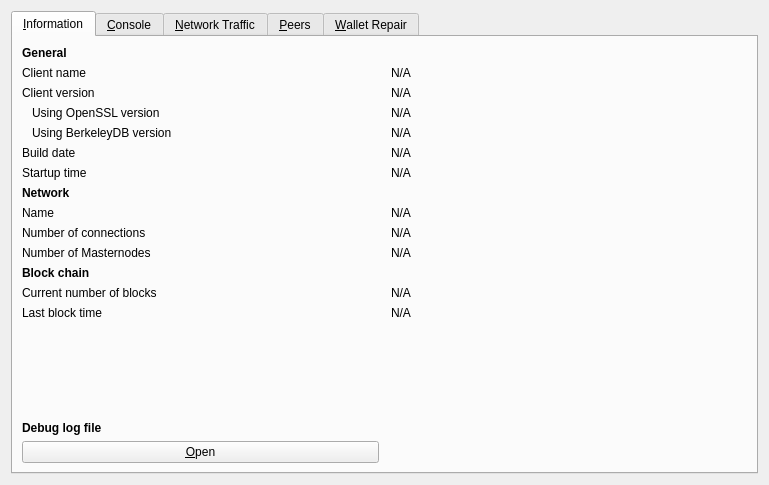
The window that src/qt/forms/rpcconsole.ui (KABBERRY/Kabberry-Coin) describes before a commit, drawn with Qt 5.
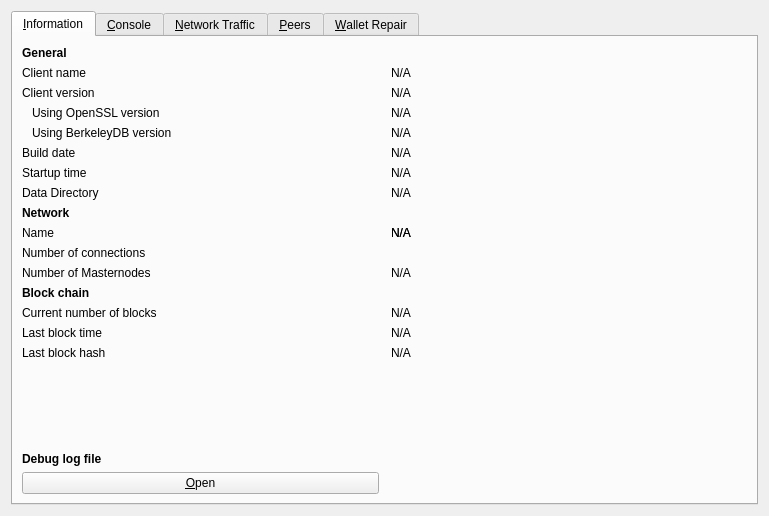
The same window after the commit. The open tabs and pages were chosen to show the change. Icons and pictures are not drawn. Custom widgets are drawn as their Qt base class.

The edit to the form file:
```diff
--- a/src/qt/forms/rpcconsole.ui
+++ b/src/qt/forms/rpcconsole.ui
@@ -7,7 +7,7 @@
     <x>0</x>
     <y>0</y>
     <width>769</width>
-    <height>485</height>
+    <height>516</height>
    </rect>
   </property>
   <property name="windowTitle">
@@ -27,6 +27,13 @@
        <property name="horizontalSpacing">
         <number>12</number>
        </property>
+       <item row="7" column="1">
+        <widget class="QLabel" name="dataDir">
+         <property name="text">
+          <string>N/A</string>
+         </property>
+        </widget>
+       </item>
        <item row="0" column="0">
         <widget class="QLabel" name="generalHeader">
          <property name="font">
@@ -184,7 +191,7 @@
          </property>
         </widget>
        </item>
-       <item row="7" column="0">
+       <item row="8" column="0">
         <widget class="QLabel" name="networkHeader">
          <property name="font">
           <font>
@@ -197,14 +204,14 @@
          </property>
         </widget>
        </item>
-       <item row="8" column="0">
+       <item row="9" column="0">
         <widget class="QLabel" name="networkNameLabel">
          <property name="text">
           <string>Name</string>
          </property>
         </widget>
        </item>
-       <item row="8" column="1">
+       <item row="9" column="1">
         <widget class="QLabel" name="networkName">
          <property name="cursor">
           <cursorShape>IBeamCursor</cursorShape>
@@ -220,7 +227,7 @@
          </property>
         </widget>
        </item>
-       <item row="9" column="0">
+       <item row="10" column="0">
         <widget class="QLabel" name="numberOfConnectionsLabel">
          <property name="text">
           <string>Number of connections</string>
@@ -243,14 +250,14 @@
          </property>
         </widget>
        </item>
-       <item row="10" column="0">
+       <item row="11" column="0">
         <widget class="QLabel" name="masternodeCountLabel">
          <property name="text">
           <string>Number of Masternodes</string>
          </property>
         </widget>
        </item>
-       <item row="10" column="1">
+       <item row="11" column="1">
         <widget class="QLabel" name="masternodeCount">
          <property name="cursor">
           <cursorShape>IBeamCursor</cursorShape>
@@ -266,7 +273,7 @@
          </property>
         </widget>
        </item>
-       <item row="11" column="0">
+       <item row="12" column="0">
         <widget class="QLabel" name="blockchainHeader">
          <property name="font">
           <font>
@@ -279,14 +286,14 @@
          </property>
         </widget>
        </item>
-       <item row="12" column="0">
+       <item row="13" column="0">
         <widget class="QLabel" name="numberOfBlocksLabel">
          <property name="text">
           <string>Current number of blocks</string>
          </property>
         </widget>
        </item>
-       <item row="12" column="1">
+       <item row="13" column="1">
         <widget class="QLabel" name="numberOfBlocks">
          <property name="cursor">
           <cursorShape>IBeamCursor</cursorShape>
@@ -302,14 +309,14 @@
          </property>
         </widget>
        </item>
-       <item row="13" column="0">
+       <item row="14" column="0">
         <widget class="QLabel" name="lastBlockTimeLabel">
          <property name="text">
           <string>Last block time</string>
          </property>
         </widget>
        </item>
-       <item row="13" column="1">
+       <item row="14" column="1">
         <widget class="QLabel" name="lastBlockTime">
          <property name="cursor">
           <cursorShape>IBeamCursor</cursorShape>
@@ -325,7 +332,7 @@
          </property>
         </widget>
        </item>
-       <item row="14" column="0">
+       <item row="16" column="0">
         <spacer name="verticalSpacer_2">
          <property name="orientation">
           <enum>Qt::Vertical</enum>
@@ -338,7 +345,7 @@
          </property>
         </spacer>
        </item>
-       <item row="15" column="0">
+       <item row="17" column="0">
         <widget class="QLabel" name="debugLogFileHeader">
          <property name="font">
           <font>
@@ -351,7 +358,7 @@
          </property>
         </widget>
        </item>
-       <item row="16" column="0">
+       <item row="18" column="0">
         <widget class="QPushButton" name="openDebugLogfileButton">
          <property name="toolTip">
           <string>Open the PrimeStone debug log file from the current data directory. This can take a few seconds for large log files.</string>
@@ -364,6 +371,27 @@
          </property>
         </widget>
        </item>
+	   <item row="7" column="0">
+        <widget class="QLabel" name="dataDirLabel">
+         <property name="text">
+          <string>Data Directory</string>
+         </property>
+        </widget>
+       </item>
+       <item row="15" column="0">
+        <widget class="QLabel" name="lastBlockHashLabel">
+         <property name="text">
+          <string>Last block hash</string>
+         </property>
+        </widget>
+       </item>
+       <item row="15" column="1">
+        <widget class="QLabel" name="lastBlockHash">
+         <property name="text">
+          <string>N/A</string>
+         </property>
+        </widget>
+       </item>
       </layout>
      </widget>
      <widget class="QWidget" name="tab_console">
```
Left out of the diff: 36 changed lines with no effect on the pictures.
